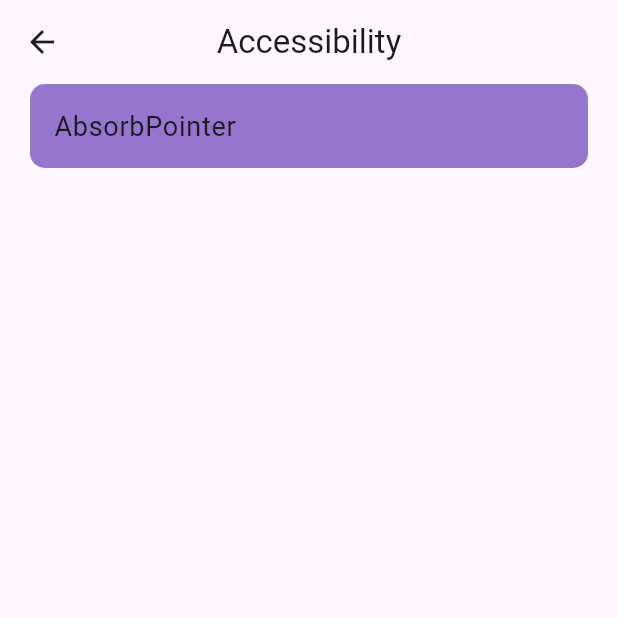
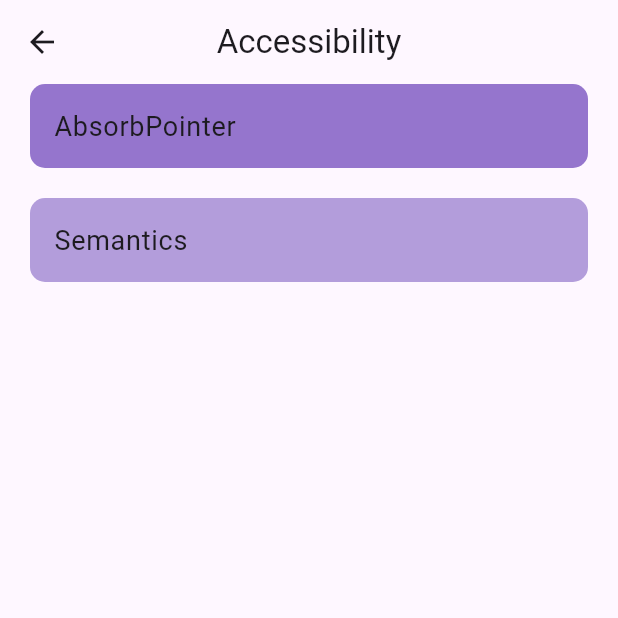
Before and after one commit to mes71/flutter_widget_catalog, a Flutter app: the AccessibilityPage screen opened by its route, on a phone screen of 412 x 824 dp, the top half of it. Run offline on Flutter 3.47's test engine with Material 3 defaults, Android fonts, the phone set to English and light mode, and no system bars.

Commit message:
feat :  semantics widget and description

```diff
--- a/lib/presentations/pages/accessibility/accessibility_page.dart
+++ b/lib/presentations/pages/accessibility/accessibility_page.dart
@@ -1,6 +1,7 @@
 import 'package:flutter/material.dart';
 import 'package:flutter_widget_catalog/data/model/main/main_model.dart';
 import 'package:flutter_widget_catalog/presentations/pages/accessibility/absorbPointer/absorb_pointer_page.dart';
+import 'package:flutter_widget_catalog/presentations/pages/accessibility/semantics_page.dart';
 import 'package:flutter_widget_catalog/presentations/pages/root/root_page.dart';
 
 List<MainModel> accessibilityList = [
@@ -8,6 +9,11 @@ List<MainModel> accessibilityList = [
     title: 'AbsorbPointer',
     route: AbsorbPointerPage.tag,
     color: Colors.deepPurple.shade300,
+  ),
+  MainModel(
+    title: 'Semantics',
+    route: SemanticsPage.tag,
+    color: Colors.deepPurple.shade200,
   ),
 ];
 
--- a/lib/presentations/routes/app_route.dart
+++ b/lib/presentations/routes/app_route.dart
@@ -1,6 +1,7 @@
 import 'package:flutter/material.dart';
 import 'package:flutter_widget_catalog/presentations/pages/accessibility/absorbPointer/absorb_pointer_page.dart';
 import 'package:flutter_widget_catalog/presentations/pages/accessibility/accessibility_page.dart';
+import 'package:flutter_widget_catalog/presentations/pages/accessibility/semantics_page.dart';
 import 'package:flutter_widget_catalog/presentations/pages/root/root_page.dart';
 
 String initAppRoute = RootPage.tag;
@@ -9,4 +10,5 @@ Map<String, WidgetBuilder> appRoutes = {
   RootPage.tag: (context) => const RootPage(),
   AccessibilityPage.tag: (context) => const AccessibilityPage(),
   AbsorbPointerPage.tag: (context) => const AbsorbPointerPage(),
+  SemanticsPage.tag: (context) => const SemanticsPage(),
 };
```
Also changed, not shown: lib/presentations/pages/accessibility/semantics_page.dart (added, +41 -0 lines).
